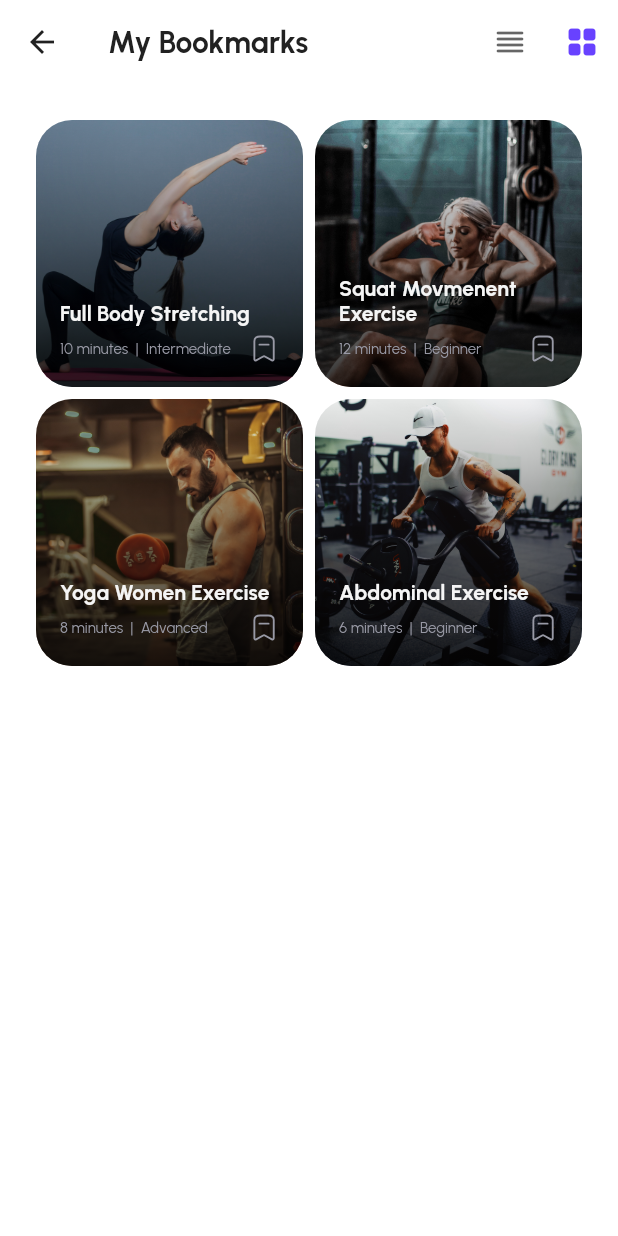
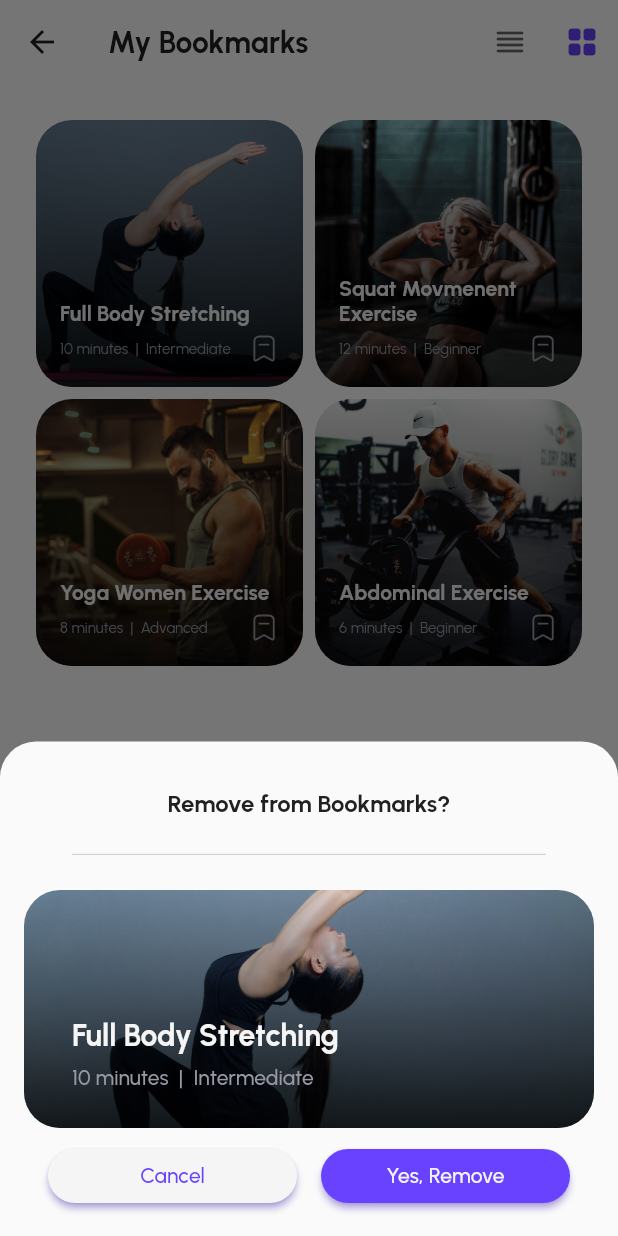
Before and after one commit to alaazamelDev/gofit, a Flutter app: the MyBookmarksScreen screen opened directly, after a tap on an icon or button, on a phone screen of 412 x 824 dp. Run offline on Flutter 3.47's test engine with Material 2 defaults, Android fonts, the phone set to English and light mode, and no system bars; our stand-ins replace flutter_spinkit, flutter_svg, google_fonts, numberpicker, pin_code_fields, shared_preferences; accounts and stored records are empty.

Commit message:
feat: complete bookmark removal design

```diff
--- a/lib/screens/bookmarks/my_bookmarks_screen.dart
+++ b/lib/screens/bookmarks/my_bookmarks_screen.dart
@@ -14,6 +14,119 @@ class MyBookmarksScreen extends StatelessWidget {
 
   final ValueNotifier<bool> isGirdView = ValueNotifier(true);
   final ValueNotifier<List<Workout>> workoutExercises = ValueNotifier(workouts);
+
+  Future<bool> _showBookmarkRemovalConfirmationSheet(
+    BuildContext context, {
+    required Workout workout,
+  }) async {
+    return await showModalBottomSheet<bool>(
+          context: context,
+          clipBehavior: Clip.hardEdge,
+          shape: const RoundedRectangleBorder(
+            borderRadius: BorderRadius.only(
+              topLeft: Radius.circular(24),
+              topRight: Radius.circular(24),
+            ),
+          ),
+          builder: (context) {
+            return Container(
+              height: MediaQuery.of(context).size.height * 0.4,
+              decoration: const BoxDecoration(
+                borderRadius: BorderRadius.only(
+                  topLeft: Radius.circular(24),
+                  topRight: Radius.circular(24),
+                ),
+              ),
+              child: Padding(
+                padding: const EdgeInsets.all(defaultPadding),
+                child: Column(
+                  crossAxisAlignment: CrossAxisAlignment.center,
+                  children: [
+                    const SizedBox(height: defaultPadding),
+                    Text(
+                      "Remove from Bookmarks?",
+                      textAlign: TextAlign.center,
+                      style: Theme.of(context)
+                          .textTheme
+                          .titleMedium!
+                          .copyWith(fontWeight: FontWeight.bold),
+                    ),
+                    const SizedBox(height: defaultPadding),
+                    Padding(
+                      padding: const EdgeInsets.symmetric(
+                        horizontal: defaultPadding * 2,
+                      ),
+                      child: Divider(
+                        thickness: 0.2,
+                        color: Theme.of(context).hintColor,
+                      ),
+                    ),
+                    const SizedBox(height: defaultPadding),
+                    Flexible(
+                      child: FeaturedWorkoutCard(
+                        workout: workout,
+                        hideBookmarkButton: true,
+                        onBookmarkPressed: (ex) {},
+                      ),
+                    ),
+                    const SizedBox(height: defaultPadding * 0.5),
+                    Padding(
+                      padding: const EdgeInsets.symmetric(
+                        horizontal: defaultPadding,
+                      ),
+                      child: Row(
+                        children: [
+                          Expanded(
+                            child: ElevatedButton(
+                              onPressed: () {
+                                Navigator.of(context).pop(false);
+                              },
+                              style: ElevatedButton.styleFrom(
+                                primary: AppColors.textLight,
+                              ),
+                              child: Padding(
+                                padding:
+                                    const EdgeInsets.all(defaultPadding * 0.5),
+                                child: Text(
+                                  "Cancel",
+                                  style: Theme.of(context)
+                                      .textTheme
+                                      .titleSmall!
+                                      .copyWith(color: AppColors.secondary),
+                                ),
+                              ),
+                            ),
+                          ),
+                          const SizedBox(width: defaultPadding),
+                          Expanded(
+                            child: ElevatedButton(
+                              onPressed: () {
+                                Navigator.of(context).pop(true);
+                              },
+                              child: Padding(
+                                padding:
+                                    const EdgeInsets.all(defaultPadding * 0.5),
+                                child: Text(
+                                  "Yes, Remove",
+                                  style: Theme.of(context)
+                                      .textTheme
+                                      .titleSmall!
+                                      .copyWith(color: AppColors.textLight),
+                                ),
+                              ),
+                            ),
+                          ),
+                        ],
+                      ),
+                    ),
+                  ],
+                ),
+              ),
+            );
+          },
+        ) ??
+        false;
+  }
 
   @override
   Widget build(BuildContext context) {
@@ -97,7 +210,14 @@ class MyBookmarksScreen extends StatelessWidget {
             return FeaturedWorkoutCard(
               workout: exercises[index],
               isSquared: true,
-              onBookmarkPressed: (exercise) {},
+              onBookmarkPressed: (exercise) {
+                _showBookmarkRemovalConfirmationSheet(
+                  context,
+                  workout: exercises.firstWhere(
+                    (element) => element.id == exercise,
+                  ),
+                );
+              },
             );
           },
         );
@@ -117,7 +237,14 @@ class MyBookmarksScreen extends StatelessWidget {
               child: FeaturedWorkoutCard(
                 workout: exercises[index],
                 borderRadius: BorderRadius.circular(16),
-                onBookmarkPressed: (exercise) {},
+                onBookmarkPressed: (exercise) {
+                  _showBookmarkRemovalConfirmationSheet(
+                    context,
+                    workout: exercises.firstWhere(
+                      (element) => element.id == exercise,
+                    ),
+                  );
+                },
               ),
             );
           },
--- a/lib/widgets/featured_workout_card.dart
+++ b/lib/widgets/featured_workout_card.dart
@@ -11,12 +11,14 @@ class FeaturedWorkoutCard extends StatelessWidget {
     required this.workout,
     required this.onBookmarkPressed,
     this.isSquared = false,
+    this.hideBookmarkButton = false,
     this.borderRadius,
   }) : super(key: key);
 
   final Function(int) onBookmarkPressed;
   final Workout workout;
   final bool isSquared;
+  final bool hideBookmarkButton;
   final BorderRadius? borderRadius;
 
   @override
@@ -88,6 +90,7 @@ class FeaturedWorkoutCard extends StatelessWidget {
                                 .bodyLarge!
                                 .copyWith(color: AppColors.textFaded),
                       ),
+                      if (!hideBookmarkButton) ...[
                         const SizedBox(width: defaultPadding * 0.5),
                         GestureDetector(
                           onTap: () {
@@ -103,6 +106,7 @@ class FeaturedWorkoutCard extends StatelessWidget {
                           ),
                         ),
                       ],
+                    ],
                   ),
                 ],
               ),
```
Lines whose indentation alone changed are shown as unchanged.
